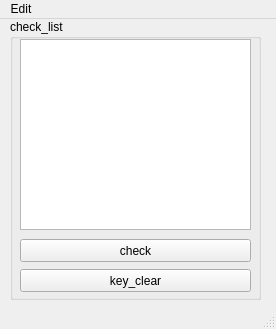
Before: the Qt Designer form python/sub_script/RIG_checktool/RIG_checktool_UI.ui in sumtting/KJY, drawn with Qt 5.
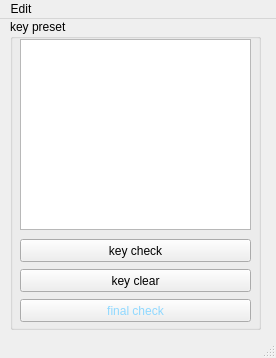
After: the same form once the commit is applied.

```diff
--- a/python/sub_script/RIG_checktool/RIG_checktool_UI.ui
+++ b/python/sub_script/RIG_checktool/RIG_checktool_UI.ui
@@ -7,7 +7,7 @@
     <x>0</x>
     <y>0</y>
     <width>276</width>
-    <height>329</height>
+    <height>358</height>
    </rect>
   </property>
   <property name="windowTitle">
@@ -20,14 +20,14 @@
       <x>10</x>
       <y>0</y>
       <width>251</width>
-      <height>281</height>
+      <height>311</height>
      </rect>
     </property>
     <property name="layoutDirection">
      <enum>Qt::LeftToRight</enum>
     </property>
     <property name="title">
-     <string>check_list</string>
+     <string>key preset</string>
     </property>
     <widget class="QPushButton" name="RIG_check_btn">
      <property name="geometry">
@@ -39,7 +39,7 @@
       </rect>
      </property>
      <property name="text">
-      <string>check</string>
+      <string>key check</string>
      </property>
     </widget>
     <widget class="QListWidget" name="RIG_check_listWidget">
@@ -65,7 +65,26 @@
       <string notr="true"/>
      </property>
      <property name="text">
-      <string>key_clear</string>
+      <string>key clear</string>
+     </property>
+    </widget>
+    <widget class="QPushButton" name="final_check_btn">
+     <property name="geometry">
+      <rect>
+       <x>10</x>
+       <y>280</y>
+       <width>231</width>
+       <height>23</height>
+      </rect>
+     </property>
+     <property name="toolTip">
+      <string>&lt;html&gt;&lt;head/&gt;&lt;body&gt;&lt;p&gt;1. match name&lt;br/&gt;2. unused node&lt;/p&gt;&lt;/body&gt;&lt;/html&gt;</string>
+     </property>
+     <property name="styleSheet">
+      <string notr="true">QPushButton{color:rgb(143, 216, 255); }</string>
+     </property>
+     <property name="text">
+      <string>final check</string>
      </property>
     </widget>
    </widget>
```
Left out of the diff: 2 changed lines with no effect on the pictures.
